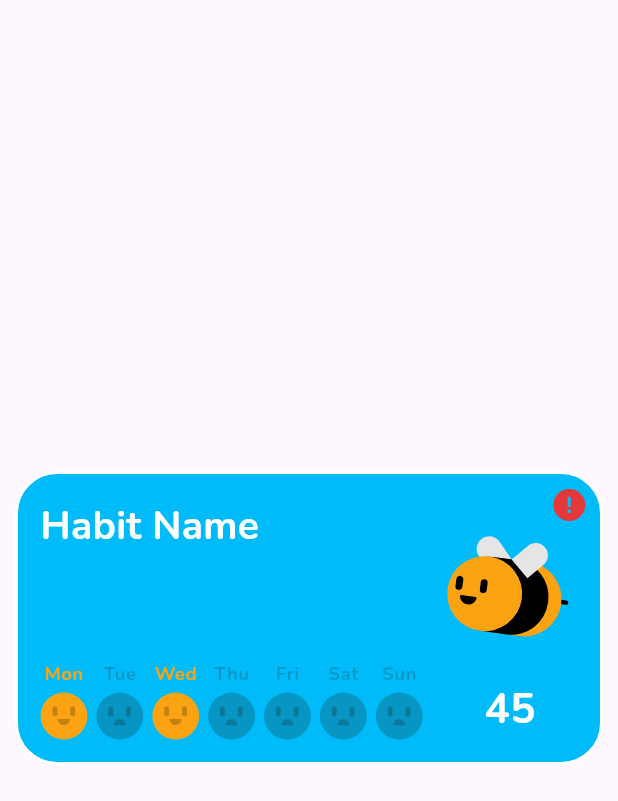
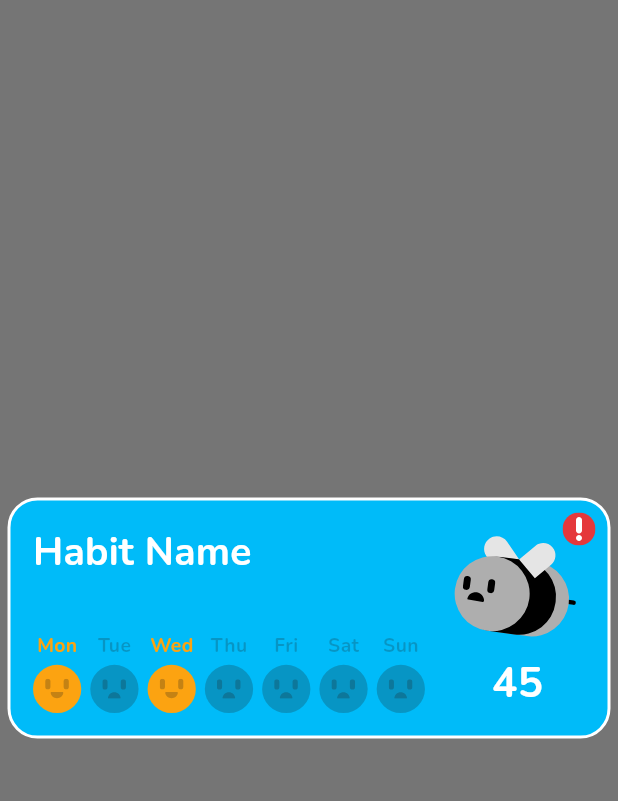
Before and after one commit to GabrielGrabalos/MyHabitStreak, a Flutter app: the screen it shows after launch, on a phone screen of 412 x 824 dp. Shown: the top 801 px of the screen. Run offline on Flutter 3.47's test engine with Material 3 defaults, Android fonts, the phone set to English and light mode, and no system bars; our stand-ins replace flutter_svg, google_fonts.

Commit message:
Habit Card Done

```diff
--- a/my_habit_streak/lib/main.dart
+++ b/my_habit_streak/lib/main.dart
@@ -56,6 +56,7 @@
   @override
   Widget build(BuildContext context) {
     return Scaffold(
+      backgroundColor: Colors.black54,
       body: Center(
         child: HabitCard(),
       ),
--- a/my_habit_streak/lib/widgets/habit_card.dart
+++ b/my_habit_streak/lib/widgets/habit_card.dart
@@ -1,4 +1,3 @@
-import 'package:flutter/cupertino.dart';
 import 'package:flutter/material.dart';
 import 'package:flutter_svg/flutter_svg.dart';
 import 'package:my_habit_streak/widgets/streak_week.dart';
@@ -19,18 +18,18 @@
   Widget build(BuildContext context) {
     return LayoutBuilder(
       builder: (context, constraints) {
-        final width = constraints.maxWidth - 20; // padding of 10 on each side
+        final width = constraints.maxWidth - 10; // padding of 5 on each side
         return Stack(
           children: [
             Container(
               padding: EdgeInsets.all(15),
               width: width,
-              height: width * (width > 280 ? 0.5 : 0.6),
+              height: width * (width > 280 ? 0.4 : 0.5),
               // 50% of the width
               // 50% of the width
               decoration: BoxDecoration(
                 color: Color(0xFF00BBF9),
-                borderRadius: BorderRadius.all(Radius.circular(28)),
+                borderRadius: BorderRadius.all(Radius.circular(20)),
                 border: Border.all(
                   color: Color(0xFFFFFFFF),
                   width: 2,
@@ -68,7 +67,7 @@
                     children: [
                       Expanded(
                         child: SvgPicture.asset(
-                          'assets/bee${isTodayDone ? '_gray.png' : '.svg'}',
+                          'assets/bee${!isTodayDone ? '_gray' : ''}.svg',
                         ),
                       ),
                       SizedBox(height: 5),
@@ -89,11 +88,7 @@
               Positioned(
                 top: 10,
                 right: 10,
-                child: Icon(
-                  CupertinoIcons.exclamationmark_circle_fill,
-                  color: Color(0xFFE5383B),
-                  size: 25,
-                ),
+                child: SvgPicture.asset('assets/warning.svg'),
               ),
           ],
         );
```
Also changed, not shown: my_habit_streak/assets/bee_gray.png (deleted), my_habit_streak/assets/bee_gray.svg (added), my_habit_streak/assets/warning.svg (added).
